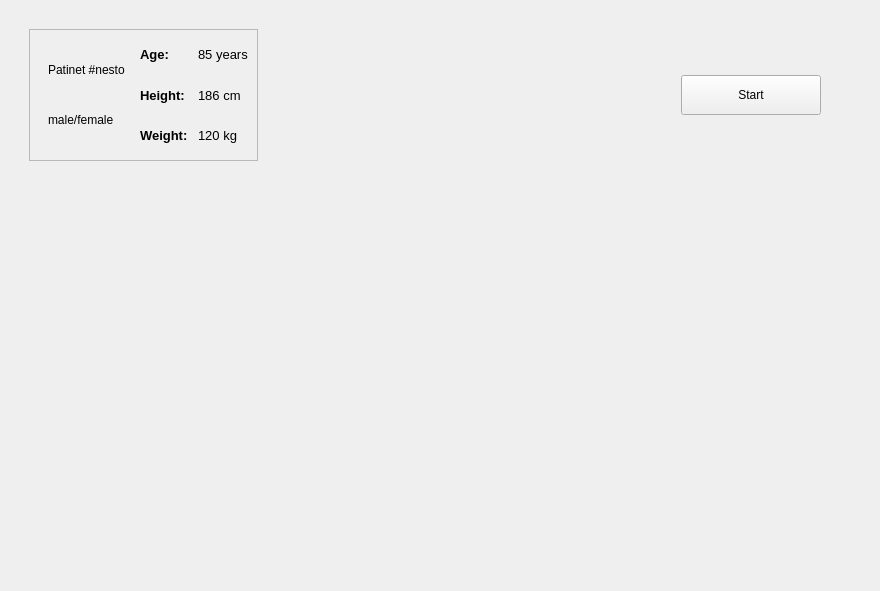
First picture: the form in package/measure/gui_measure.ui, repository ljengic/BLE_desktop_application, before the edit.
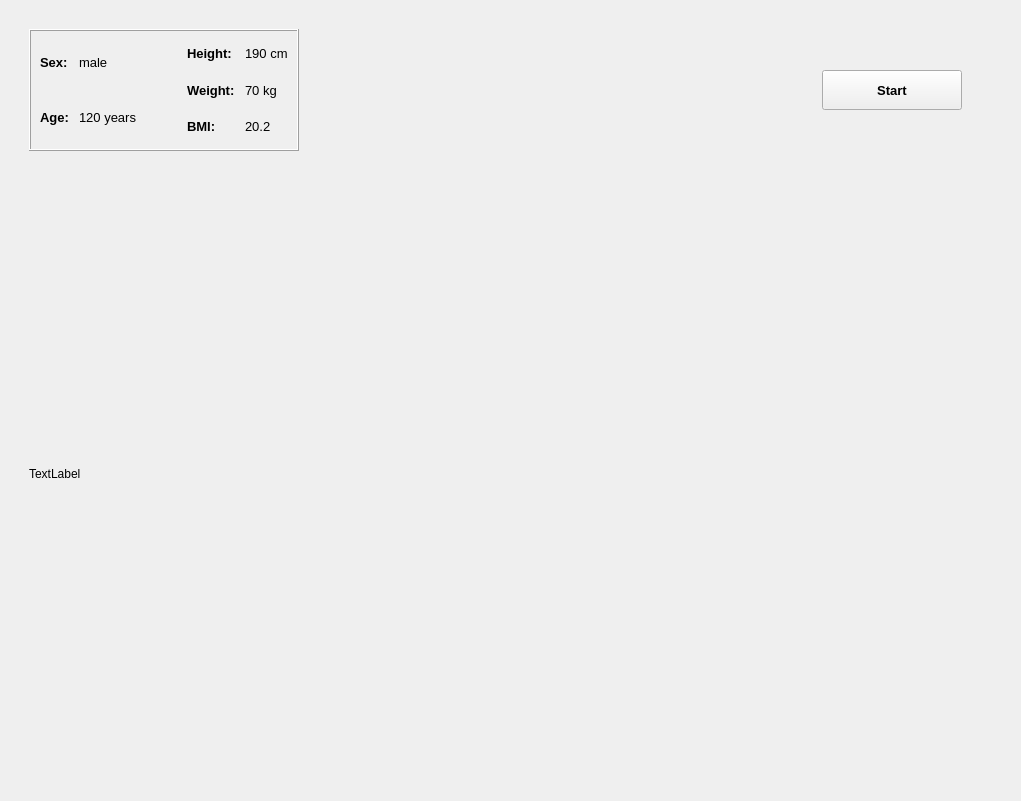
Second picture: the form after the edit. The open tabs and pages were chosen to show the change.

Commit message: update measure module

Diff of the .ui file:
```diff
--- a/package/measure/gui_measure.ui
+++ b/package/measure/gui_measure.ui
@@ -6,8 +6,8 @@
    <rect>
     <x>0</x>
     <y>0</y>
-    <width>880</width>
-    <height>591</height>
+    <width>1021</width>
+    <height>801</height>
    </rect>
   </property>
   <property name="windowTitle">
@@ -1077,40 +1077,141 @@
          <property name="minimumSize">
           <size>
            <width>0</width>
-           <height>150</height>
+           <height>140</height>
           </size>
          </property>
          <property name="maximumSize">
           <size>
            <width>16777215</width>
-           <height>150</height>
+           <height>140</height>
           </size>
          </property>
-         <layout class="QHBoxLayout" name="horizontalLayout_13">
+         <property name="layoutDirection">
+          <enum>Qt::LeftToRight</enum>
+         </property>
+         <layout class="QHBoxLayout" name="horizontalLayout_16">
           <item>
            <widget class="QFrame" name="frame_16">
             <property name="frameShape">
-             <enum>QFrame::StyledPanel</enum>
+             <enum>QFrame::Box</enum>
             </property>
             <property name="frameShadow">
              <enum>QFrame::Raised</enum>
             </property>
             <layout class="QHBoxLayout" name="horizontalLayout_12">
+             <property name="spacing">
+              <number>50</number>
+             </property>
              <item>
               <widget class="QWidget" name="widget_11" native="true">
-               <layout class="QVBoxLayout" name="verticalLayout_19">
+               <layout class="QHBoxLayout" name="horizontalLayout_11">
+                <property name="spacing">
+                 <number>10</number>
+                </property>
+                <property name="leftMargin">
+                 <number>0</number>
+                </property>
+                <property name="topMargin">
+                 <number>0</number>
+                </property>
+                <property name="rightMargin">
+                 <number>0</number>
+                </property>
+                <property name="bottomMargin">
+                 <number>0</number>
+                </property>
                 <item>
-                 <widget class="QLabel" name="label_28">
-                  <property name="text">
-                   <string>Patinet #nesto</string>
-                  </property>
+                 <widget class="QFrame" name="frame_22">
+                  <layout class="QVBoxLayout" name="verticalLayout_19">
+                   <property name="spacing">
+                    <number>10</number>
+                   </property>
+                   <property name="leftMargin">
+                    <number>0</number>
+                   </property>
+                   <property name="topMargin">
+                    <number>0</number>
+                   </property>
+                   <property name="rightMargin">
+                    <number>0</number>
+                   </property>
+                   <property name="bottomMargin">
+                    <number>0</number>
+                   </property>
+                   <item>
+                    <widget class="QLabel" name="label_28">
+                     <property name="font">
+                      <font>
+                       <pointsize>10</pointsize>
+                       <weight>75</weight>
+                       <bold>true</bold>
+                      </font>
+                     </property>
+                     <property name="text">
+                      <string>Sex:</string>
+                     </property>
+                    </widget>
+                   </item>
+                   <item>
+                    <widget class="QLabel" name="label_30">
+                     <property name="font">
+                      <font>
+                       <pointsize>10</pointsize>
+                       <weight>75</weight>
+                       <bold>true</bold>
+                      </font>
+                     </property>
+                     <property name="text">
+                      <string>Age:</string>
+                     </property>
+                    </widget>
+                   </item>
+                  </layout>
                  </widget>
                 </item>
                 <item>
-                 <widget class="QLabel" name="label_29">
-                  <property name="text">
-                   <string>male/female</string>
-                  </property>
+                 <widget class="QWidget" name="widget_14" native="true">
+                  <layout class="QVBoxLayout" name="verticalLayout_26">
+                   <property name="spacing">
+                    <number>10</number>
+                   </property>
+                   <property name="leftMargin">
+                    <number>0</number>
+                   </property>
+                   <property name="topMargin">
+                    <number>0</number>
+                   </property>
+                   <property name="rightMargin">
+                    <number>0</number>
+                   </property>
+                   <property name="bottomMargin">
+                    <number>0</number>
+                   </property>
+                   <item>
+                    <widget class="QLabel" name="display_sex">
+                     <property name="font">
+                      <font>
+                       <pointsize>10</pointsize>
+                      </font>
+                     </property>
+                     <property name="text">
+                      <string>male</string>
+                     </property>
+                    </widget>
+                   </item>
+                   <item>
+                    <widget class="QLabel" name="display_age">
+                     <property name="font">
+                      <font>
+                       <pointsize>10</pointsize>
+                      </font>
+                     </property>
+                     <property name="text">
+                      <string>120 years</string>
+                     </property>
+                    </widget>
+                   </item>
+                  </layout>
                  </widget>
                 </item>
                </layout>
@@ -1162,26 +1263,12 @@
                       </font>
                      </property>
                      <property name="text">
-                      <string>Age:</string>
-                     </property>
-                    </widget>
-                   </item>
-                   <item>
-                    <widget class="QLabel" name="label_23">
-                     <property name="font">
-                      <font>
-                       <pointsize>10</pointsize>
-                       <weight>75</weight>
-                       <bold>true</bold>
-                      </font>
-                     </property>
-                     <property name="text">
                       <string>Height:</string>
                      </property>
                     </widget>
                    </item>
                    <item>
-                    <widget class="QLabel" name="label_24">
+                    <widget class="QLabel" name="label_23">
                      <property name="font">
                       <font>
                        <pointsize>10</pointsize>
@@ -1194,6 +1281,20 @@
                      </property>
                     </widget>
                    </item>
+                   <item>
+                    <widget class="QLabel" name="label_24">
+                     <property name="font">
+                      <font>
+                       <pointsize>10</pointsize>
+                       <weight>75</weight>
+                       <bold>true</bold>
+                      </font>
+                     </property>
+                     <property name="text">
+                      <string>BMI:</string>
+                     </property>
+                    </widget>
+                   </item>
                   </layout>
                  </widget>
                 </item>
@@ -1215,18 +1316,6 @@
                    <property name="bottomMargin">
                     <number>0</number>
                    </property>
-                   <item>
-                    <widget class="QLabel" name="display_age">
-                     <property name="font">
-                      <font>
-                       <pointsize>10</pointsize>
-                      </font>
-                     </property>
-                     <property name="text">
-                      <string>85 years</string>
-                     </property>
-                    </widget>
-                   </item>
                    <item>
                     <widget class="QLabel" name="display_height">
                      <property name="font">
@@ -1235,7 +1324,7 @@
                       </font>
                      </property>
                      <property name="text">
-                      <string>186 cm</string>
+                      <string>190 cm</string>
                      </property>
                     </widget>
                    </item>
@@ -1247,7 +1336,19 @@
                       </font>
                      </property>
                      <property name="text">
-                      <string>120 kg</string>
+                      <string>70 kg</string>
+                     </property>
+                    </widget>
+                   </item>
+                   <item>
+                    <widget class="QLabel" name="display_bmi">
+                     <property name="font">
+                      <font>
+                       <pointsize>10</pointsize>
+                      </font>
+                     </property>
+                     <property name="text">
+                      <string>20.2</string>
                      </property>
                     </widget>
                    </item>
@@ -1294,7 +1395,7 @@
              <number>1</number>
             </property>
             <widget class="QWidget" name="page_4">
-             <layout class="QHBoxLayout" name="horizontalLayout_11">
+             <layout class="QHBoxLayout" name="horizontalLayout_13">
               <property name="spacing">
                <number>0</number>
               </property>
@@ -1324,6 +1425,13 @@
                   <height>40</height>
                  </size>
                 </property>
+                <property name="font">
+                 <font>
+                  <pointsize>10</pointsize>
+                  <weight>75</weight>
+                  <bold>true</bold>
+                 </font>
+                </property>
                 <property name="text">
                  <string>Start</string>
                 </property>
@@ -1375,7 +1483,17 @@
         </widget>
        </item>
        <item>
-        <widget class="QWidget" name="widget_2" native="true"/>
+        <widget class="QWidget" name="widget_2" native="true">
+         <layout class="QVBoxLayout" name="verticalLayout_25">
+          <item>
+           <widget class="QLabel" name="label_27">
+            <property name="text">
+             <string>TextLabel</string>
+            </property>
+           </widget>
+          </item>
+         </layout>
+        </widget>
        </item>
       </layout>
      </widget>
```
Left out of the diff: 68 changed lines with no effect on the pictures. The commit also changes 2 other files.
